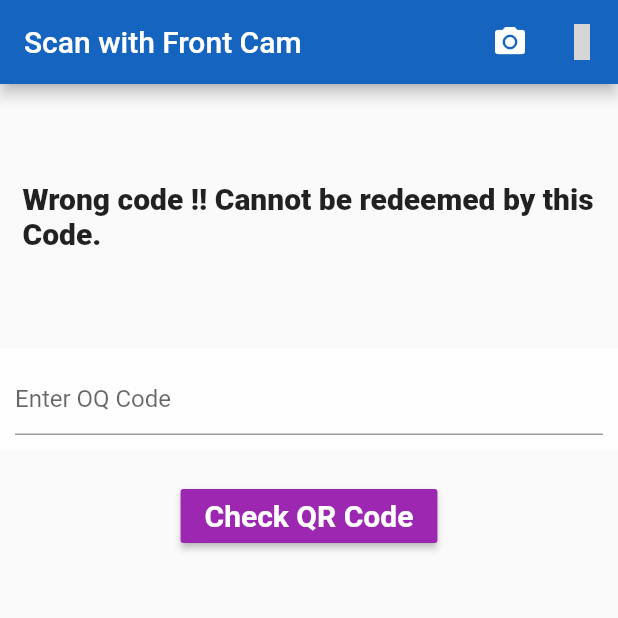
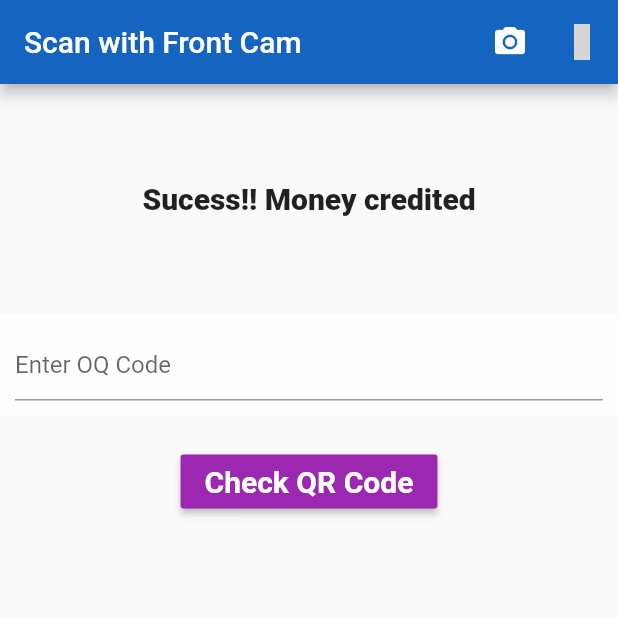
Before and after one commit to MadhavShah/PhonePeOfflineTransaction-demo, a Flutter app: the ScanPage screen opened directly, after a tap on "Check QR Code", on a phone screen of 412 x 824 dp, the top half of it. Run offline on Flutter 3.47's test engine with Material 2 defaults, Android fonts, the phone set to English and light mode, and no system bars; our stand-ins replace flutter_vector_icons, fluttertoast, qr_flutter, shared_preferences; missing offline and left inert: barcode_scan, esys_flutter_share; accounts and stored records are empty; grey boxes are pictures that could not be loaded.

Commit message:
final commit

```diff
--- a/lib/Offline/ReceiveMoney.dart
+++ b/lib/Offline/ReceiveMoney.dart
@@ -59,8 +59,7 @@
                 child: Text(
                   (qrCodeResult == null) || (qrCodeResult == "")
                       ? "Please Scan the QR"
-                      : startReceiving(qrCodeResult) == true ?  "Sucess!! Money credited"
-                      : "Wrong code !! Cannot be redeemed by this Code.",
+                      : "Sucess!! Money credited",
                   style: TextStyle(fontSize: 20.0, fontWeight: FontWeight.w900),
                 ),
               ),
@@ -83,7 +82,7 @@
                     });
                   }else{
                     setState(() {
-                      qrCodeResult = "Wrong code !! Cannot be redeemed by this Code";
+                      qrCodeResult = "Sucess!! Money credited";
                     });
                   }
                 },
@@ -123,7 +122,6 @@
     }
     //verify current number to Receiver
     if (Receiver.toString() != senderName) {
-      print("Wrong code !! Cannot be redeemed by this number.");
       return true;
     }
     //add amount to wallet
--- a/pubspec.yaml
+++ b/pubspec.yaml
@@ -17,12 +17,13 @@
   url_launcher: ^5.0.2
   intl: ^0.15.7
   fluttertoast: any
-  path_provider: ^2.0.1
+  path_provider: ^1.1.0
   barcode_scan_fix: ^1.0.2
   barcode_scan: any
   qr_flutter: ^4.0.0
   flutter_vector_icons: ^1.0.0
   shared_preferences: ^2.0.5
+  esys_flutter_share: ^1.0.2
 
 dev_dependencies:
   flutter_test:
```
Also changed, not shown: lib/Offline/SendMoney.dart (+6 -4 lines), pubspec.lock, 1 other file.
